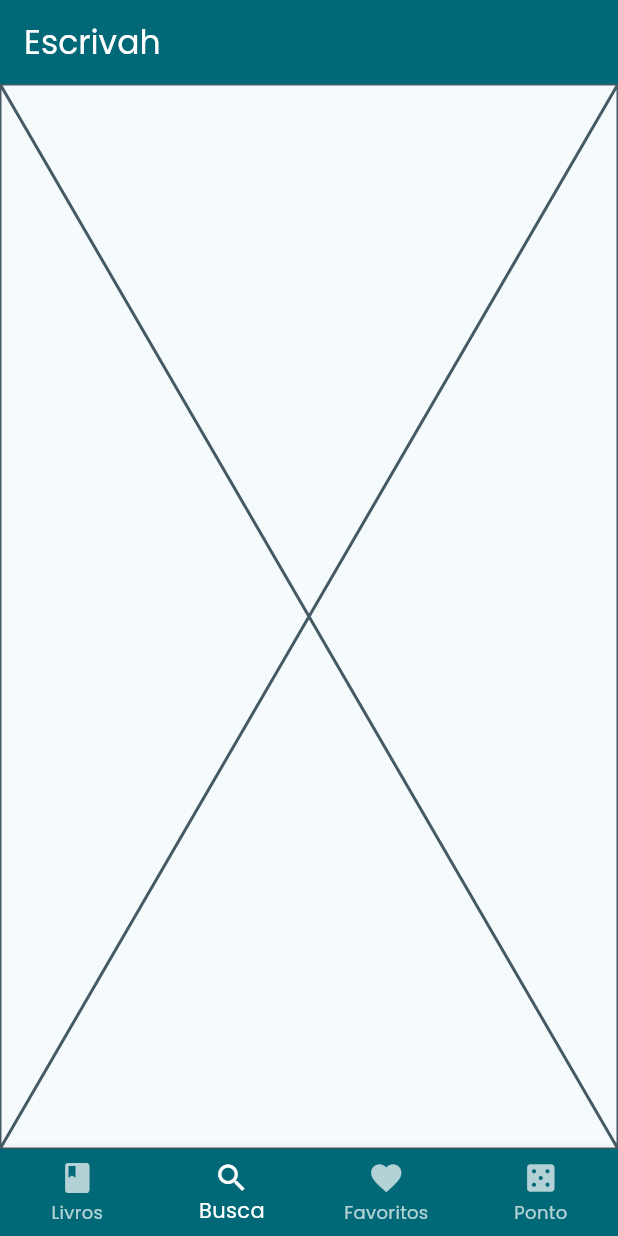
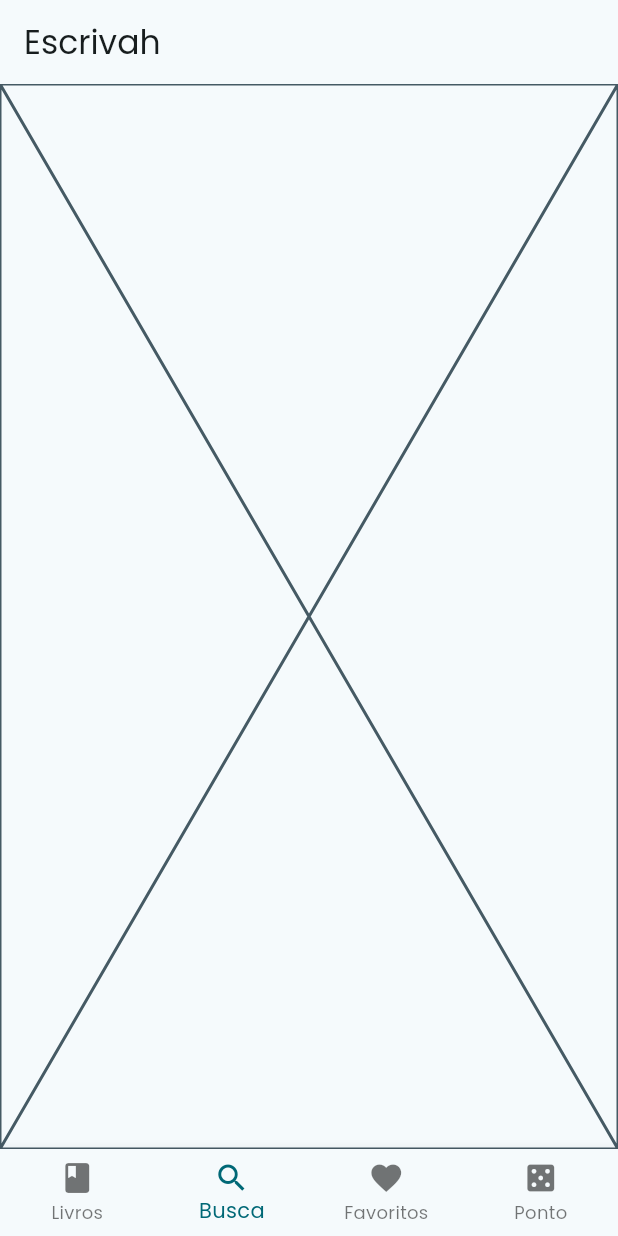
Before and after one commit to serafaleo/Escrivah, a Flutter app: the screen it shows after launch, item 2 of the bottom bar chosen, on a phone screen of 412 x 824 dp. Run offline on Flutter 3.47's test engine with Material 3 defaults, Android fonts, the phone set to English and light mode, and no system bars; our stand-ins replace dio, flutter_bloc, fpdart, get_it, go_router, google_fonts; network calls fail.

```diff
--- a/lib/core/configs/theme.dart
+++ b/lib/core/configs/theme.dart
@@ -10,16 +10,6 @@ ThemeData buildTheme(Brightness brightness) {
     brightness: brightness,
     useMaterial3: true,
     colorScheme: colorScheme,
-    appBarTheme: AppBarTheme(
-      backgroundColor: colorScheme.primary,
-      foregroundColor: colorScheme.onPrimary,
-    ),
-    bottomNavigationBarTheme: BottomNavigationBarThemeData(
-      backgroundColor: colorScheme.primary,
-      selectedItemColor: colorScheme.onPrimary,
-      unselectedItemColor: colorScheme.onPrimary.withValues(alpha: 0.7),
-      type: BottomNavigationBarType.fixed,
-    ),
   );
   return baseTheme.copyWith(textTheme: GoogleFonts.poppinsTextTheme(baseTheme.textTheme));
 }
```
